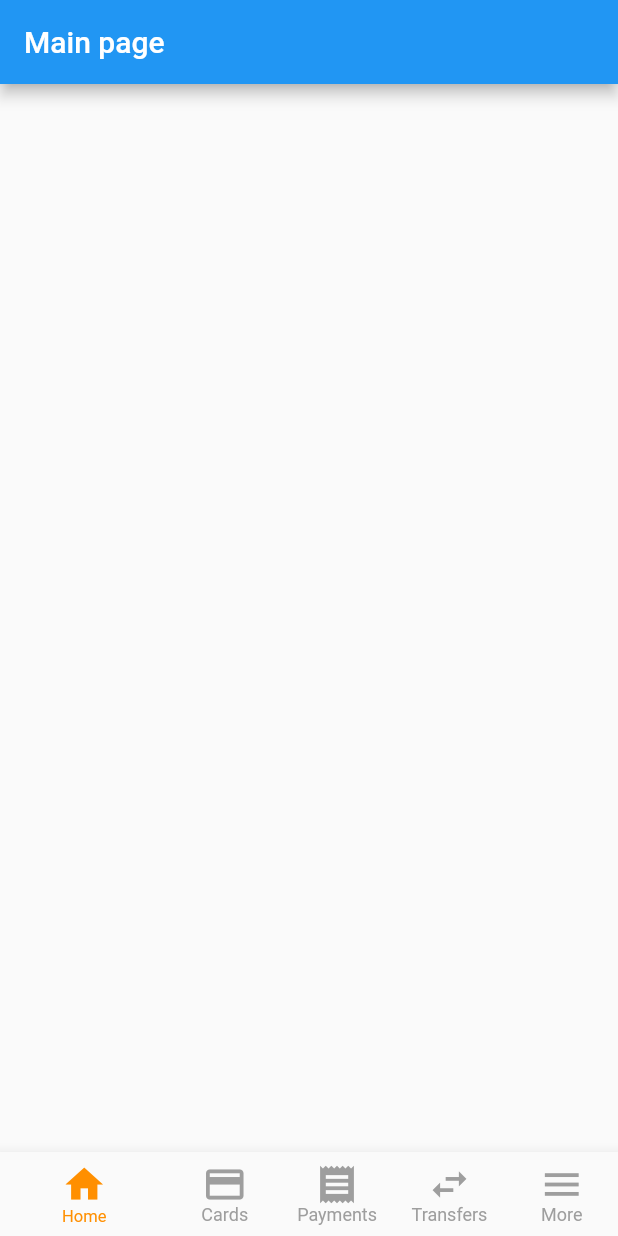
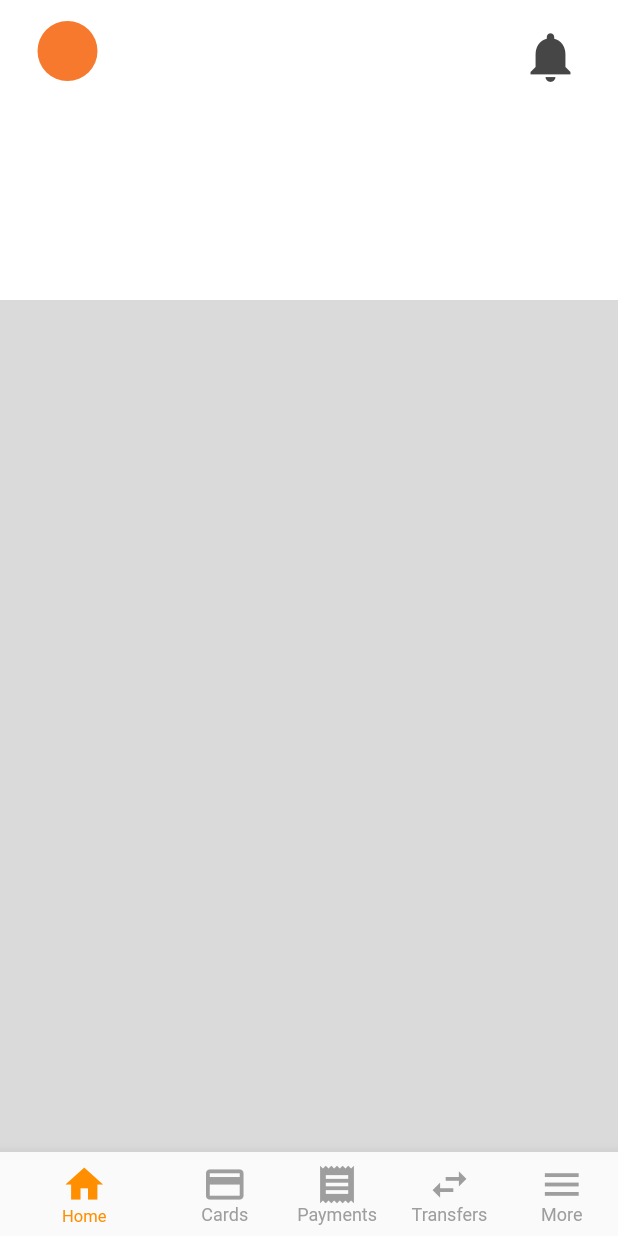
Before and after one commit to RamiroCuenca/home-banking-app, a Flutter app: the screen it shows after launch, on a phone screen of 412 x 824 dp. Run offline on Flutter 3.47's test engine with Material 2 defaults, Android fonts, the light colour scheme and no system bars.

Commit message:
Upgraded app directories placement

```diff
--- /dev/null
+++ b/lib/src/constants.dart
@@ -0,0 +1,9 @@
+import 'package:flutter/material.dart';
+
+// Colors
+final kGrey = Color.fromRGBO(218, 218, 218, 1.0);
+final kDarkGrey = Color.fromRGBO(70, 70, 70, 1.0);
+final kMainColor = Color.fromRGBO(246, 121, 46, 1.0);
+
+// Padding
+final kPadding = EdgeInsets.symmetric(horizontal: 25.0, vertical: 10.0);
--- a/lib/src/pages/main_page.dart
+++ b/lib/src/pages/main_page.dart
@@ -1,4 +1,5 @@
 import 'package:flutter/material.dart';
+import 'package:home_banking/src/constants.dart';
 
 // Widgets
 import 'package:home_banking/src/widgets/widgets.dart';
@@ -9,8 +10,40 @@ class MainPage extends StatelessWidget {
   @override
   Widget build(BuildContext context) {
     return Scaffold(
-      appBar: AppBar(
-        title: Text('Main page'),
+      backgroundColor: kGrey,
+      body: Column(
+        children: <Widget>[
+          // PageView in order to able scrolling
+          Container(
+            width: double.infinity,
+            height: 200.0,
+            padding: kPadding,
+            decoration: BoxDecoration(color: Colors.white),
+            child: SafeArea(
+              child: Column(
+                children: <Widget>[
+                  Row(
+                    mainAxisAlignment: MainAxisAlignment.spaceBetween,
+                    children: <Widget>[
+                      CircleAvatar(
+                        backgroundColor: kMainColor,
+                        radius: 20.0,
+                      ),
+                      IconButton(
+                        icon: Icon(
+                          Icons.notifications,
+                          size: 40.0,
+                          color: kDarkGrey,
+                        ),
+                        onPressed: () {},
+                      ),
+                    ],
+                  ),
+                ],
+              ),
+            ),
+          ),
+        ],
       ),
       bottomNavigationBar: getBottomNavitagionBar(),
     );
--- a/lib/src/widgets/widgets.dart
+++ b/lib/src/widgets/widgets.dart
@@ -1 +1 @@
-export 'bottom_navigation_bar.dart';
+export 'shared/bottom_navigation_bar.dart';
```
Also changed, not shown: lib/src/widgets/shared/bottom_navigation_bar.dart (renamed from lib/src/widgets/bottom_navigation_bar.dart).
